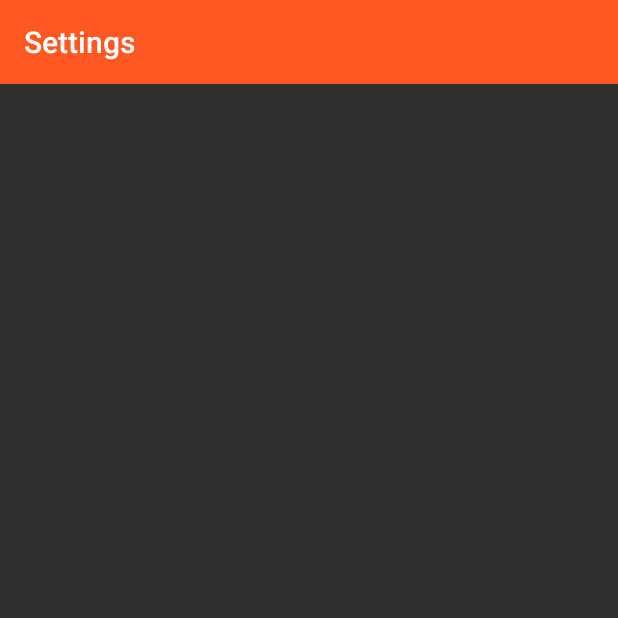
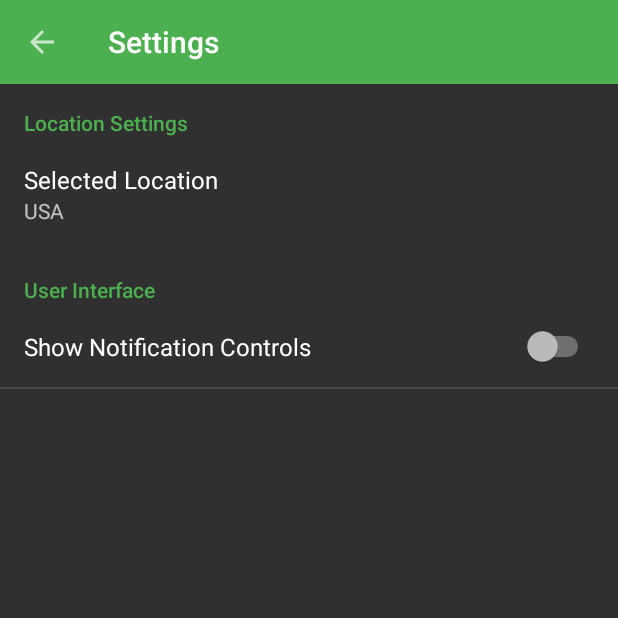
Before and after one commit to ahmedrizwan/SpotifyStreamer, an Android app: the SettingsActivity screen opened directly, with no data from a screen before it, on a phone screen of 412 x 824 dp, the top half of it. Run offline under Robolectric (Android 15) with nearby library versions, the phone set to English and light mode, and no system bars; our stand-ins replace data binding; libraries missing offline, so code that uses them is left out: com.afollestad.materialdialogs.

Commit message:
Changes - Finalize phone version

```diff
--- a/app/src/main/AndroidManifest.xml
+++ b/app/src/main/AndroidManifest.xml
@@ -9,7 +9,7 @@
         android:allowBackup="true"
         android:icon="@drawable/ic_app"
         android:label="@string/app_name"
-        android:theme="@style/AppTheme.Orange">
+        android:theme="@style/AppTheme.GreenTheme">
 
         <activity
             android:name=".Activities.ContainerActivity"
--- a/app/src/main/java/app/minimize/com/spotifystreamer/Activities/Keys.java
+++ b/app/src/main/java/app/minimize/com/spotifystreamer/Activities/Keys.java
@@ -45,4 +45,5 @@ public class Keys {
     public static final String NEXT = "Next";
     public static final String PREVIOUS = "Previous";
     public static final String PLAY = "Play";
+    public static final String KEY_NOTIFICATION_PREF = "NotificationPrefs";
 }
--- a/app/src/main/java/app/minimize/com/spotifystreamer/Activities/SettingsActivity.java
+++ b/app/src/main/java/app/minimize/com/spotifystreamer/Activities/SettingsActivity.java
@@ -4,6 +4,7 @@ import android.databinding.DataBindingUtil;
 import android.os.Bundle;
 import android.support.v7.app.AppCompatActivity;
 
+import app.minimize.com.spotifystreamer.MyPreferenceFragment;
 import app.minimize.com.spotifystreamer.R;
 import app.minimize.com.spotifystreamer.databinding.ActivitySettingsBinding;
 
@@ -16,5 +17,10 @@ public class SettingsActivity extends AppCompatActivity {
         super.onCreate(savedInstanceState);
         ActivitySettingsBinding activitySettingsBinding = DataBindingUtil.setContentView(this, R.layout.activity_settings);
         activitySettingsBinding.setTitle(getString(R.string.action_settings));
+        //load the fragment
+        getFragmentManager().beginTransaction().replace(R.id.container, new MyPreferenceFragment()).commit();
+        setSupportActionBar(activitySettingsBinding.mainToolbar);
+        getSupportActionBar().setDisplayHomeAsUpEnabled(true);
     }
+
 }
--- a/app/src/main/java/app/minimize/com/spotifystreamer/MyPreferenceFragment.java
+++ b/app/src/main/java/app/minimize/com/spotifystreamer/MyPreferenceFragment.java
@@ -5,18 +5,27 @@ import android.content.SharedPreferences;
 import android.os.Bundle;
 import android.preference.Preference;
 import android.preference.PreferenceFragment;
-import android.view.View;
+import android.preference.SwitchPreference;
 
+import com.afollestad.materialdialogs.MaterialDialog;
+
+import java.util.ArrayList;
+import java.util.HashMap;
 import java.util.List;
 
 import app.minimize.com.spotifystreamer.Activities.Keys;
-import kaaes.spotify.webapi.android.SpotifyApi;
-import kaaes.spotify.webapi.android.SpotifyService;
+import app.minimize.com.spotifystreamer.HelperClasses.MediaPlayerHandler;
 
-public class MyPreferenceFragment extends PreferenceFragment implements View.OnClickListener {
+public class MyPreferenceFragment extends PreferenceFragment {
     private String TAG = "File Picker";
     MyPreferenceFragment myPreferenceFragment;
     SharedPreferences sharedPreferences;
+    public HashMap<String,String> countryToCode;
+
+
+    public static String getSelectedCountry(Context context) {
+        return context.getSharedPreferences(Keys.SHARED_PREFS,Context.MODE_PRIVATE).getString(Keys.KEY_LOCATION,"us");
+    }
 
     @Override
     public void onCreate(Bundle savedInstanceState) {
@@ -24,36 +33,81 @@ public class MyPreferenceFragment extends PreferenceFragment implements View.OnC
         myPreferenceFragment = this;
         addPreferencesFromResource(R.xml.pref);
         sharedPreferences = getActivity().getSharedPreferences(Keys.SHARED_PREFS, Context.MODE_PRIVATE);
+        createCountryToCodeMap();
+        setupLocationPreference(sharedPreferences);
+        setupNotificationPreference(sharedPreferences);
 
-            setupLocationPreference(sharedPreferences);
+    }
 
+    private void createCountryToCodeMap() {
+        countryToCode = new HashMap<>();
+        countryToCode.put("USA", "us");
+        countryToCode.put("United Kingdom","uk");
+        countryToCode.put("Australia", "au");
+        countryToCode.put("Hong Kong", "hk");
+        countryToCode.put("Singapore", "sg");
+        //TODO: Add more countries
+    }
+
+    private void setupNotificationPreference(final SharedPreferences sharedPreferences) {
+        SwitchPreference switchPreference = (SwitchPreference) findPreference(getString(R.string.preference_notification_key));
+        switchPreference.setChecked(isNotificationModeOn(getActivity()));
+
+        switchPreference.setOnPreferenceChangeListener((preference, newValue) -> {
+            sharedPreferences.edit()
+                    .putBoolean(Keys.KEY_NOTIFICATION_PREF, ((Boolean) newValue))
+                    .apply();
+            switchPreference.setChecked(((Boolean) newValue));
+            //make the mediaplayer handler re-send trackParcelables
+            try {
+                MediaPlayerHandler.getInstance().resendPlayerEvents();
+            } catch (Exception e) {
+                e.printStackTrace();
+            }
+            return false;
+        });
     }
 
     private void setupLocationPreference(final SharedPreferences sharedPreferences) {
         final Preference preference = findPreference(getString(R.string.preference_location_key));
+        final String currentLocation = getKeyForValue(getSelectedCountry(getActivity()));
+        preference.setSummary(currentLocation);
         List<String> listOfLocations = getAvailableLocations();
         preference.setOnPreferenceClickListener(preference1 -> {
-            final String  currentLocation = sharedPreferences.getString(Keys.KEY_LOCATION, "US");
-            //TODO: show list dialog here with all the locations listed
 
+            new MaterialDialog.Builder(getActivity())
+                    .title(getString(R.string.locations))
+                    .items(listOfLocations.toArray(new CharSequence[listOfLocations.size()]))
+                    .itemsCallback((dialog, view, which, text) -> {
+                        sharedPreferences.edit()
+                                .putString(Keys.KEY_LOCATION, countryToCode.get(text.toString()))
+                                .apply();
+                        preference.setSummary(text.toString());
+                    })
+                    .show();
             return false;
         });
     }
 
-    private List<String> getAvailableLocations() {
-
-        Utility.runOnWorkerThread(() -> {
-            SpotifyApi spotifyApi = new SpotifyApi();
-            SpotifyService spotifyService = spotifyApi.getService();
-            //artists
-
-            return null;
-        });
-        return null;
+    private String getKeyForValue(final String value) {
+        for (String country : countryToCode.keySet()) {
+            if(countryToCode.get(country).equals(value))
+                return country;
+        }
+        return "";
     }
 
-    @Override
-        public void onClick(final View v) {
 
+    public List<String> getAvailableLocations() {
+        List<String> countries = new ArrayList<>();
+        for (String country : countryToCode.keySet()) {
+            countries.add(country);
+        }
+        return countries;
+    }
+
+
+    public static boolean isNotificationModeOn(final Context context) {
+        return context.getSharedPreferences(Keys.SHARED_PREFS,Context.MODE_PRIVATE).getBoolean(Keys.KEY_NOTIFICATION_PREF,true);
     }
 }
--- a/app/src/main/res/values/strings.xml
+++ b/app/src/main/res/values/strings.xml
@@ -20,9 +20,12 @@
     <string name="title_player">Player</string>
     <string name="album_image_transition">albumImageTransition</string>
     <string name="preference_location_key">preferenceLocationKey</string>
-    <string name="preference_location_title">Location</string>
+    <string name="preference_location_title">Selected Location</string>
     <string name="key_event">Event</string>
     <string name="value_play">PlayTrack</string>
+    <string name="preference_notification">Show Notification Controls</string>
+    <string name="preference_notification_key">preferenceNotificationKey</string>
+    <string name="locations">Locations</string>
 
 
     <string-array name="country_names">
--- a/app/src/main/res/xml/pref.xml
+++ b/app/src/main/res/xml/pref.xml
@@ -7,4 +7,11 @@
             android:title="@string/preference_location_title"
             />
     </PreferenceCategory>
+
+    <PreferenceCategory android:title="User Interface">
+        <SwitchPreference
+            android:key="@string/preference_notification_key"
+            android:title="@string/preference_notification"
+            />
+    </PreferenceCategory>
 </PreferenceScreen>
```
Also changed, not shown: app/src/main/java/app/minimize/com/spotifystreamer/Activities/ContainerActivity.java (+4 -33 lines), app/src/main/java/app/minimize/com/spotifystreamer/Fragments/PlayerDialogFragment.java (+13 -7 lines), app/src/main/java/app/minimize/com/spotifystreamer/Fragments/TracksFragment.java (+4 -9 lines), app/src/main/java/app/minimize/com/spotifystreamer/MediaPlayerService.java (+15 -5 lines), app/src/main/res/layout/fragment_player.xml (+15 -5 lines). Lines whose indentation alone changed are shown as unchanged.
